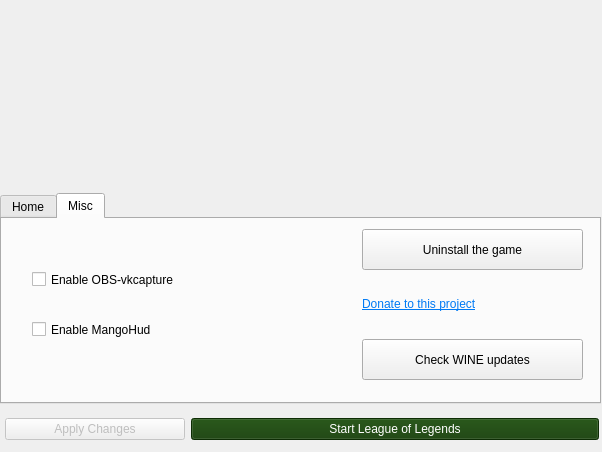
The window that src/python_src/ui/installer.ui (polkaulfield/lol-for-linux-installer) describes before a commit, drawn with Qt 5.
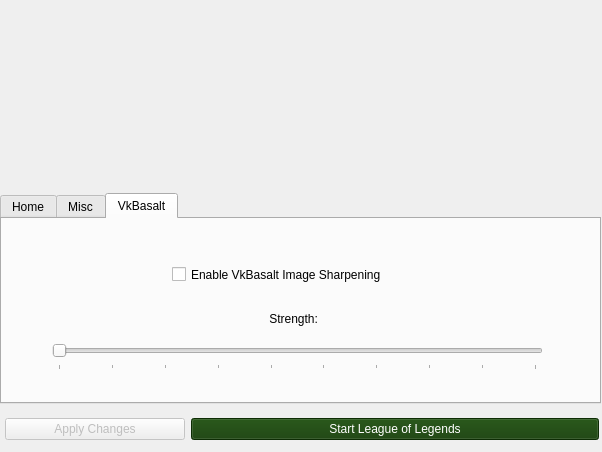
The same window after the commit. Icons and pictures are not drawn.

Commit message:
Add vkBasalt sharpness tab
You can adjust the sharpness value, disable and enable vkBasalt now
It has its own tab in the interface

Diff of the .ui file:
```diff
--- a/src/python_src/ui/installer.ui
+++ b/src/python_src/ui/installer.ui
@@ -821,7 +821,7 @@
                 </rect>
                </property>
                <property name="currentIndex">
-                <number>1</number>
+                <number>2</number>
                </property>
                <widget class="QWidget" name="tab">
                 <attribute name="title">
@@ -1108,6 +1108,130 @@
                  </property>
                 </widget>
                </widget>
+               <widget class="QWidget" name="tab_3">
+                <attribute name="title">
+                 <string>VkBasalt</string>
+                </attribute>
+                <widget class="QSlider" name="vkbasaltslider">
+                 <property name="enabled">
+                  <bool>false</bool>
+                 </property>
+                 <property name="geometry">
+                  <rect>
+                   <x>50</x>
+                   <y>120</y>
+                   <width>491</width>
+                   <height>31</height>
+                  </rect>
+                 </property>
+                 <property name="mouseTracking">
+                  <bool>false</bool>
+                 </property>
+                 <property name="minimum">
+                  <number>1</number>
+                 </property>
+                 <property name="maximum">
+                  <number>10</number>
+                 </property>
+                 <property name="singleStep">
+                  <number>1</number>
+                 </property>
+                 <property name="value">
+                  <number>1</number>
+                 </property>
+                 <property name="tracking">
+                  <bool>true</bool>
+                 </property>
+                 <property name="orientation">
+                  <enum>Qt::Horizontal</enum>
+                 </property>
+                 <property name="invertedAppearance">
+                  <bool>false</bool>
+                 </property>
+                 <property name="invertedControls">
+                  <bool>false</bool>
+                 </property>
+                 <property name="tickPosition">
+                  <enum>QSlider::TicksBelow</enum>
+                 </property>
+                 <property name="tickInterval">
+                  <number>1</number>
+                 </property>
+                </widget>
+                <widget class="QCheckBox" name="vkbasaltcheckbox">
+                 <property name="geometry">
+                  <rect>
+                   <x>170</x>
+                   <y>40</y>
+                   <width>271</width>
+                   <height>31</height>
+                  </rect>
+                 </property>
+                 <property name="text">
+                  <string>Enable VkBasalt Image Sharpening</string>
+                 </property>
+                </widget>
+                <widget class="QWidget" name="horizontalLayoutWidget_6">
+                 <property name="geometry">
+                  <rect>
+                   <x>150</x>
+                   <y>79</y>
+                   <width>291</width>
+                   <height>41</height>
+                  </rect>
+                 </property>
+                 <layout class="QHBoxLayout" name="horizontalLayout_7" stretch="0,0,0,0">
+                  <property name="spacing">
+                   <number>5</number>
+                  </property>
+                  <property name="sizeConstraint">
+                   <enum>QLayout::SetNoConstraint</enum>
+                  </property>
+                  <property name="leftMargin">
+                   <number>10</number>
+                  </property>
+                  <property name="rightMargin">
+                   <number>10</number>
+                  </property>
+                  <item>
+                   <spacer name="horizontalSpacer_5">
+                    <property name="orientation">
+                     <enum>Qt::Horizontal</enum>
+                    </property>
+                    <property name="sizeHint" stdset="0">
+                     <size>
+                      <width>40</width>
+                      <height>20</height>
+                     </size>
+                    </property>
+                   </spacer>
+                  </item>
+                  <item>
+                   <widget class="QLabel" name="vkbasaltlabel">
+                    <property name="text">
+                     <string> Strength:</string>
+                    </property>
+                   </widget>
+                  </item>
+                  <item>
+                   <widget class="QLabel" name="sharpeningtext_level"/>
+                  </item>
+                  <item>
+                   <spacer name="horizontalSpacer_6">
+                    <property name="orientation">
+                     <enum>Qt::Horizontal</enum>
+                    </property>
+                    <property name="sizeHint" stdset="0">
+                     <size>
+                      <width>40</width>
+                      <height>20</height>
+                     </size>
+                    </property>
+                   </spacer>
+                  </item>
+                 </layout>
+                </widget>
+               </widget>
               </widget>
              </widget>
              <widget class="QWidget" name="region">
```
The commit also changes 1 other file.
